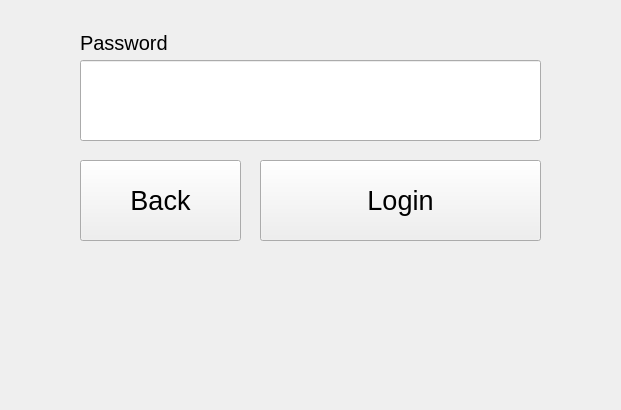
Qt form login.ui (cjohnson194/Final2) before a commit; both pictures show x 320 to 941 and y 390 to 800 of the 1200 by 800 pixel window.
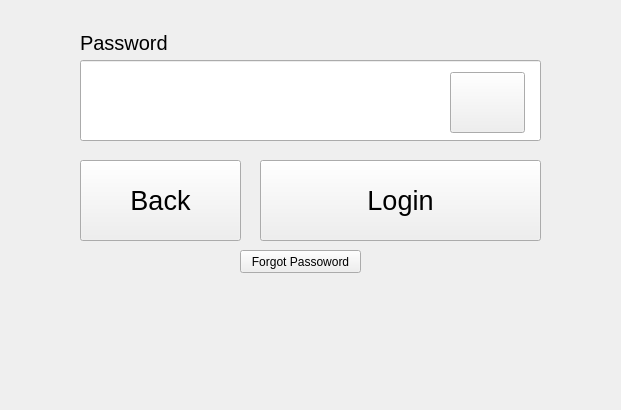
The same form after that commit. Icons and pictures are not drawn.

```diff
--- a/login.ui
+++ b/login.ui
@@ -66,6 +66,15 @@
       <height>81</height>
      </rect>
     </property>
+    <property name="font">
+     <font>
+      <family>Courier</family>
+      <pointsize>19</pointsize>
+     </font>
+    </property>
+    <property name="echoMode">
+     <enum>QLineEdit::Password</enum>
+    </property>
    </widget>
    <widget class="QLabel" name="label_username">
     <property name="geometry">
@@ -142,9 +151,9 @@
    <widget class="QLabel" name="login_output_label">
     <property name="geometry">
      <rect>
-      <x>406</x>
-      <y>640</y>
-      <width>451</width>
+      <x>400</x>
+      <y>670</y>
+      <width>461</width>
       <height>20</height>
      </rect>
     </property>
@@ -155,6 +164,48 @@
      <set>Qt::AlignCenter</set>
     </property>
    </widget>
+   <widget class="QPushButton" name="eyepass_login">
+    <property name="geometry">
+     <rect>
+      <x>770</x>
+      <y>462</y>
+      <width>75</width>
+      <height>61</height>
+     </rect>
+    </property>
+    <property name="text">
+     <string/>
+    </property>
+    <property name="icon">
+     <iconset>
+      <normaloff>eyepass.png</normaloff>eyepass.png</iconset>
+    </property>
+    <property name="iconSize">
+     <size>
+      <width>75</width>
+      <height>75</height>
+     </size>
+    </property>
+    <property name="checkable">
+     <bool>true</bool>
+    </property>
+   </widget>
+   <widget class="QPushButton" name="button_forgot_password">
+    <property name="geometry">
+     <rect>
+      <x>560</x>
+      <y>640</y>
+      <width>121</width>
+      <height>23</height>
+     </rect>
+    </property>
+    <property name="autoFillBackground">
+     <bool>false</bool>
+    </property>
+    <property name="text">
+     <string>Forgot Passoword</string>
+    </property>
+   </widget>
   </widget>
   <widget class="QMenuBar" name="menubar">
    <property name="geometry">
```
Left out of the diff: 17 changed lines with no effect on the pictures.
